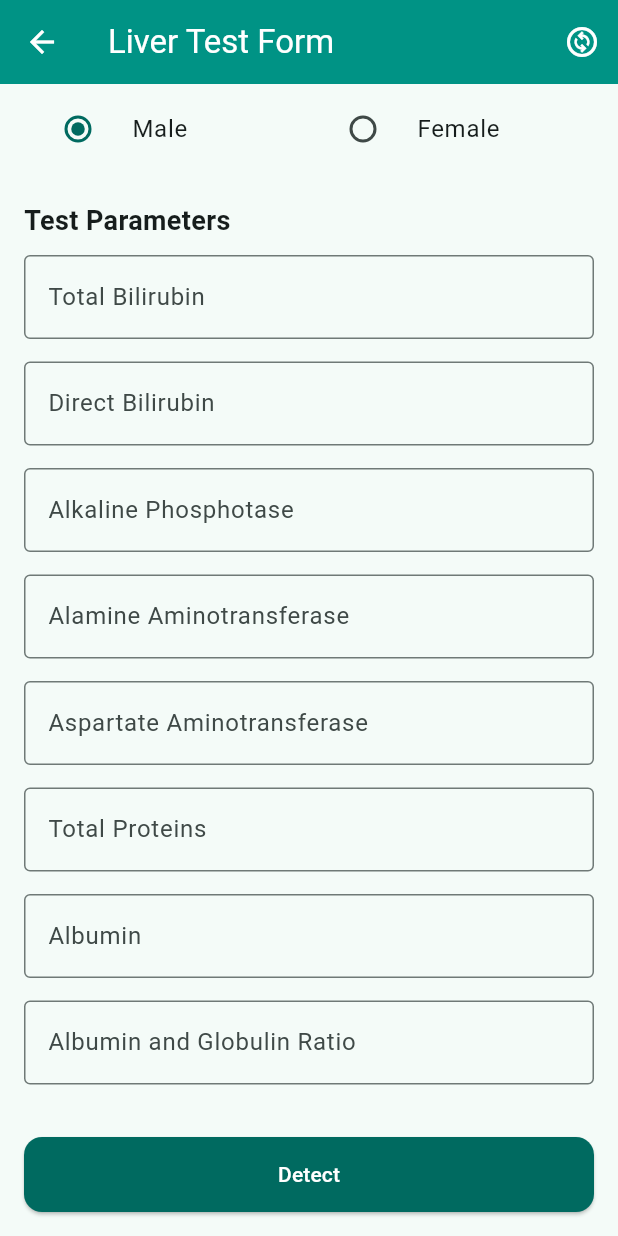
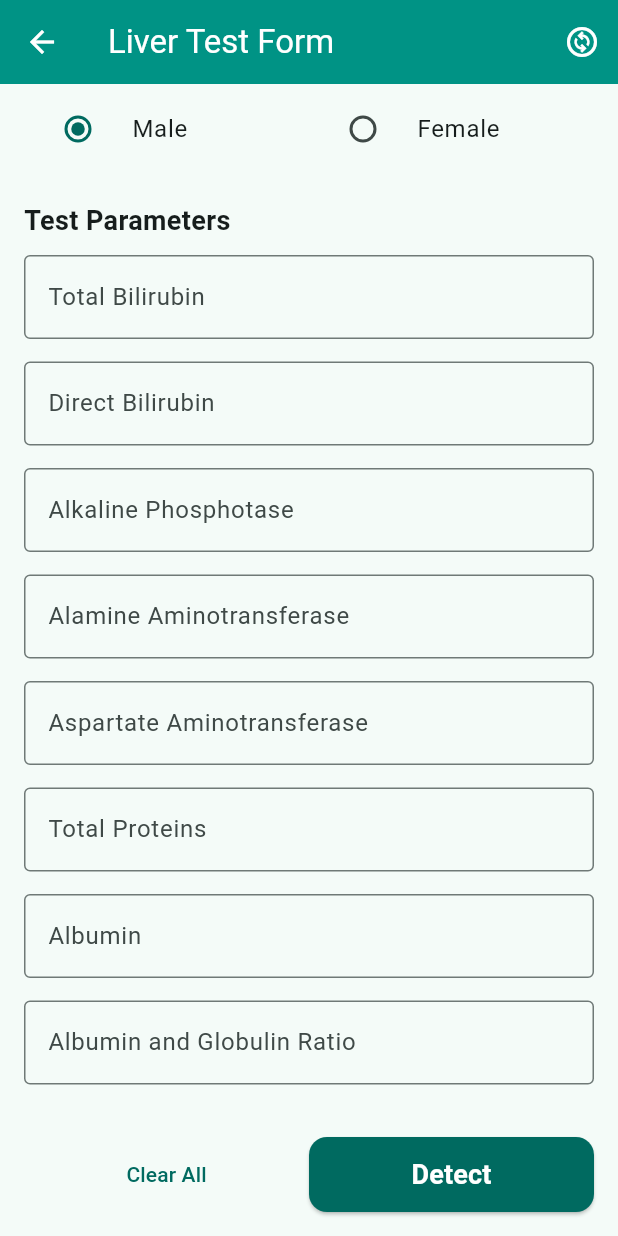
Before and after one commit to abdulrahman0842/livo-ai, a Flutter app: the LiverTestForm screen opened directly, scrolled down 149 dp, on a phone screen of 412 x 824 dp. Run offline on Flutter 3.47's test engine with Material 3 defaults, Android fonts, the light colour scheme and no system bars; our stand-ins replace image_picker, shared_preferences; missing offline and left inert: google_mlkit_text_recognition; accounts and stored records are empty.

Commit message:
ManualEntryFeature Done

```diff
--- a/lib/view/maunal_entry/liver_test_form_screen.dart
+++ b/lib/view/maunal_entry/liver_test_form_screen.dart
@@ -140,8 +140,18 @@ class _LiverTestFormState extends State<LiverTestForm> {
                     );
                   }),
                   SizedBox(height: 20),
-                  SizedBox(
-                    width: double.infinity,
+                  Row(
+                    children: [
+                      Expanded(
+                        child: TextButton(
+                            onPressed: () {
+                              for (var item in _controllers) {
+                                item.clear();
+                              }
+                            },
+                            child: Text("Clear All")),
+                      ),
+                      Expanded(
                         child: CustomElevatedButton(
                           label: "Detect",
                           onPressed: () {
@@ -161,7 +171,8 @@ class _LiverTestFormState extends State<LiverTestForm> {
                                     int.tryParse(_controllers[5].text) ?? 0,
                                 "Total Proteins":
                                     int.tryParse(_controllers[6].text) ?? 0,
-                            "Albumin": int.tryParse(_controllers[7].text) ?? 0,
+                                "Albumin":
+                                    int.tryParse(_controllers[7].text) ?? 0,
                                 "Albumin and Globulin Ratio":
                                     int.tryParse(_controllers[8].text) ?? 0,
                               };
@@ -189,6 +200,8 @@ class _LiverTestFormState extends State<LiverTestForm> {
                       ),
                     ],
                   ),
+                ],
+              ),
             ),
           );
         },
--- a/lib/widgets/custom_elevated_button.dart
+++ b/lib/widgets/custom_elevated_button.dart
@@ -18,6 +18,9 @@ class CustomElevatedButton extends StatelessWidget {
             shape: RoundedRectangleBorder(
                 borderRadius: BorderRadius.circular(12))),
         onPressed: onPressed,
-        child: Text(label));
+        child: Text(
+          label,
+          style: TextStyle(fontSize: 18, fontWeight: FontWeight.w600),
+        ));
   }
 }
--- a/pubspec.yaml
+++ b/pubspec.yaml
@@ -39,6 +39,7 @@ dependencies:
   http: ^1.3.0
   provider: ^6.1.2
   shared_preferences: ^2.5.2
+  google_fonts: ^6.2.1
 
 dev_dependencies:
   flutter_test:
```
Also changed, not shown: lib/view/splash_screen.dart (+7 -6 lines), pubspec.lock, 1 other file. Lines whose indentation alone changed are shown as unchanged.
